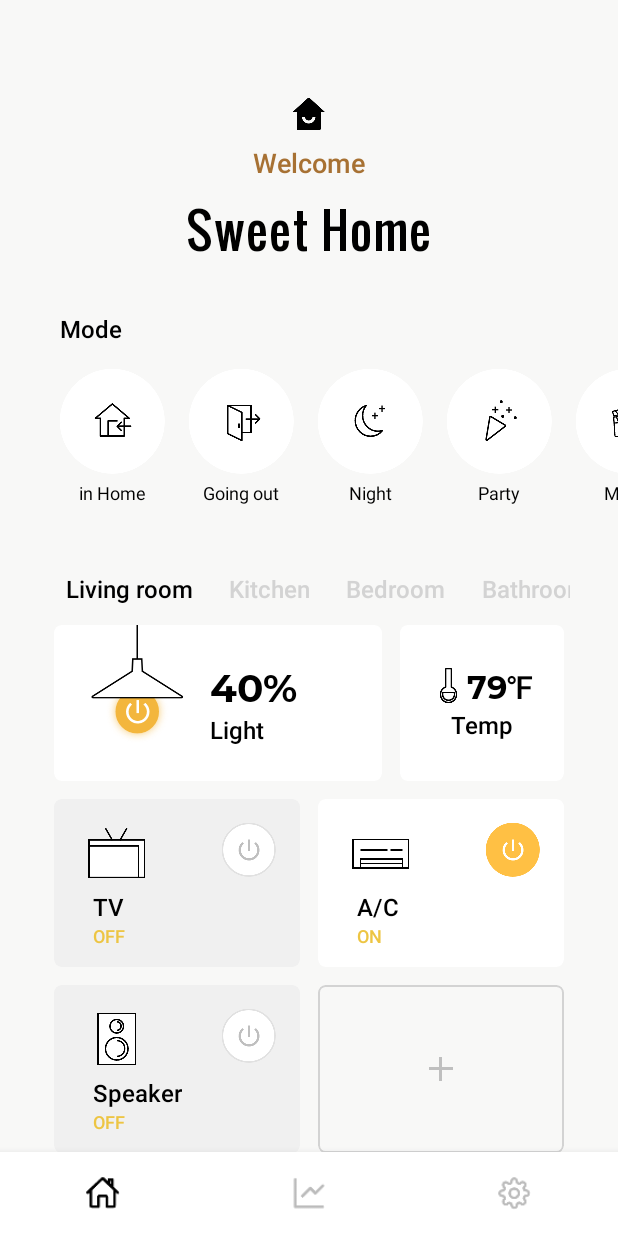
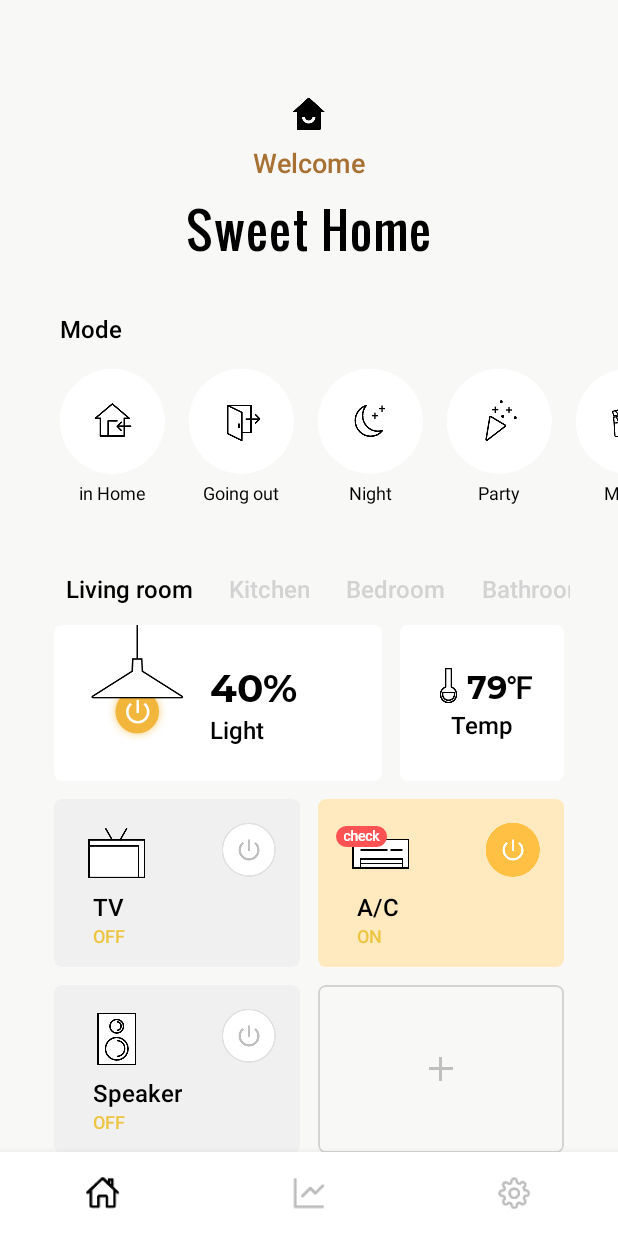
Before and after one commit to jiwon-o/SmartHome, an Android app: the screen it shows after launch (MainActivity), on a phone screen of 412 x 824 dp. Run offline under Robolectric (Android 15) with nearby library versions, the phone set to English and light mode, and no system bars.

Commit message:
Checking Animation 구현

```diff
--- a/app/src/main/java/com/appforest/smarthome/LivingroomFragment.java
+++ b/app/src/main/java/com/appforest/smarthome/LivingroomFragment.java
@@ -4,6 +4,7 @@ import android.app.AlertDialog;
 import android.content.DialogInterface;
 import android.content.Intent;
 import android.graphics.Color;
+import android.media.Image;
 import android.os.Bundle;
 
 import androidx.cardview.widget.CardView;
@@ -16,6 +17,8 @@ import android.view.View;
 import android.view.ViewGroup;
 import android.view.Window;
 import android.view.WindowManager;
+import android.view.animation.Animation;
+import android.view.animation.AnimationUtils;
 import android.widget.Button;
 import android.widget.FrameLayout;
 import android.widget.ImageView;
@@ -41,6 +44,8 @@ public class LivingroomFragment extends Fragment implements View.OnClickListener
     private CardView tvBackground;
     private CardView airconBackground;
     private CardView speakerBackground;
+
+    private ImageView checkingImage;
 
 
     // TODO: Rename parameter arguments, choose names that match
@@ -102,6 +107,10 @@ public class LivingroomFragment extends Fragment implements View.OnClickListener
         airconBackground = (CardView) view.findViewById(R.id.background_livingroom_aircon);
         speakerBackground = (CardView) view.findViewById(R.id.background_livingroom_speaker);
 
+        checkingImage = (ImageView) view.findViewById(R.id.iv_check);
+
+        buttonAnimation(checkingImage);
+
         lightPowerBtn(lightButton);
         tvPowerBtn(tvButton);
         airconPowerBtn(airconButton);
@@ -114,7 +123,11 @@ public class LivingroomFragment extends Fragment implements View.OnClickListener
         return view;
     }
 
-
+    private void buttonAnimation(ImageView checkingImage) {
+        //You can check the animation you received in the anim folder.
+        Animation startAnimation = AnimationUtils.loadAnimation(getContext(), R.anim.flash_animation);
+        checkingImage.startAnimation(startAnimation);
+    }
 
 
     private boolean lightChecked = false;
--- /dev/null
+++ b/app/src/main/res/anim/flash_animation.xml
@@ -0,0 +1,11 @@
+<?xml version="1.0" encoding="utf-8"?>
+<set xmlns:android="http://schemas.android.com/apk/res/android">
+    <alpha
+        android:fromAlpha="0.0"
+        android:toAlpha="1.0"
+        android:duration="400"
+        android:interpolator="@android:anim/accelerate_decelerate_interpolator"
+        android:repeatCount="infinite"
+        android:repeatMode="reverse"
+   />
+</set>
--- a/app/src/main/res/layout/fragment_livingroom.xml
+++ b/app/src/main/res/layout/fragment_livingroom.xml
@@ -219,17 +219,26 @@
                     android:layout_height="112dp"
                     android:layout_weight="1"
                     android:layout_marginLeft="12dp"
-                    app:cardBackgroundColor="@color/background_on"
+                    app:cardBackgroundColor="@color/checking"
                     app:cardCornerRadius="5dp"
                     app:cardElevation="0dp">
+
+
+                    <androidx.constraintlayout.widget.ConstraintLayout
+                        android:layout_width="match_parent"
+                        android:layout_height="match_parent">
+
 
 
                         <LinearLayout
                             android:layout_width="wrap_content"
                             android:layout_height="wrap_content"
                             android:layout_gravity="center_vertical"
+                            android:orientation="vertical"
                             android:layout_marginLeft="18dp"
-                        android:orientation="vertical">
+                            app:layout_constraintBottom_toBottomOf="parent"
+                            app:layout_constraintStart_toStartOf="parent"
+                            app:layout_constraintTop_toTopOf="parent">
 
                             <ImageView
                                 android:id="@+id/imageView10"
@@ -241,8 +250,8 @@
                             <TextView
                                 android:layout_width="wrap_content"
                                 android:layout_height="wrap_content"
+                                android:layout_marginLeft="8dp"
                                 android:fontFamily="sans-serif-medium"
-                            android:layout_marginLeft="8dp"
                                 android:text="A/C"
                                 android:textColor="#000000"
                                 android:textSize="16sp"
@@ -261,13 +270,27 @@
                         </LinearLayout>
 
                         <ImageView
+                            android:id="@+id/iv_check"
+                            android:layout_width="wrap_content"
+                            android:layout_height="wrap_content"
+                            android:src="@drawable/img_check"
+                            android:layout_marginLeft="12dp"
+                            android:layout_marginTop="18dp"
+                            app:layout_constraintStart_toStartOf="parent"
+                            app:layout_constraintTop_toTopOf="parent" />
+
+                        <ImageView
                             android:id="@+id/iv_livingroom_aircon"
                             android:layout_width="wrap_content"
                             android:layout_height="wrap_content"
                             android:layout_gravity="right"
+                            android:src="@drawable/ic_on"
                             android:layout_marginTop="16dp"
                             android:layout_marginRight="16dp"
-                        android:src="@drawable/ic_on" />
+                            app:layout_constraintEnd_toEndOf="parent"
+                            app:layout_constraintTop_toTopOf="parent" />
+                    </androidx.constraintlayout.widget.ConstraintLayout>
+
 
 
                 </androidx.cardview.widget.CardView>
--- a/app/src/main/res/values/colors.xml
+++ b/app/src/main/res/values/colors.xml
@@ -14,4 +14,5 @@
     <color name="pastel_red">#FFE84E4E</color>
     <color name="background_on">#FFFFFFFF</color>
     <color name="background_off">#FFF0F0F0</color>
+    <color name="checking">#FFFFE9BE</color>
 </resources>
```
Also changed, not shown: app/src/main/res/drawable-hdpi/img_check.png (added), app/src/main/res/drawable-mdpi/img_check.png (added), app/src/main/res/drawable-xhdpi/img_check.png (added), app/src/main/res/drawable-xxhdpi/img_check.png (added), app/src/main/res/drawable-xxxhdpi/img_check.png (added), app/src/main/res/drawable/img_logo.png (added). Lines whose indentation alone changed are shown as unchanged.
